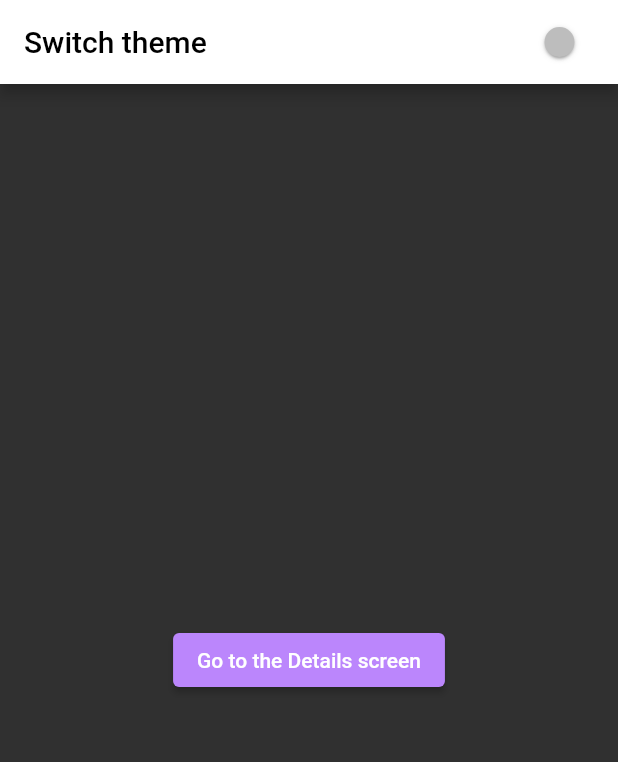
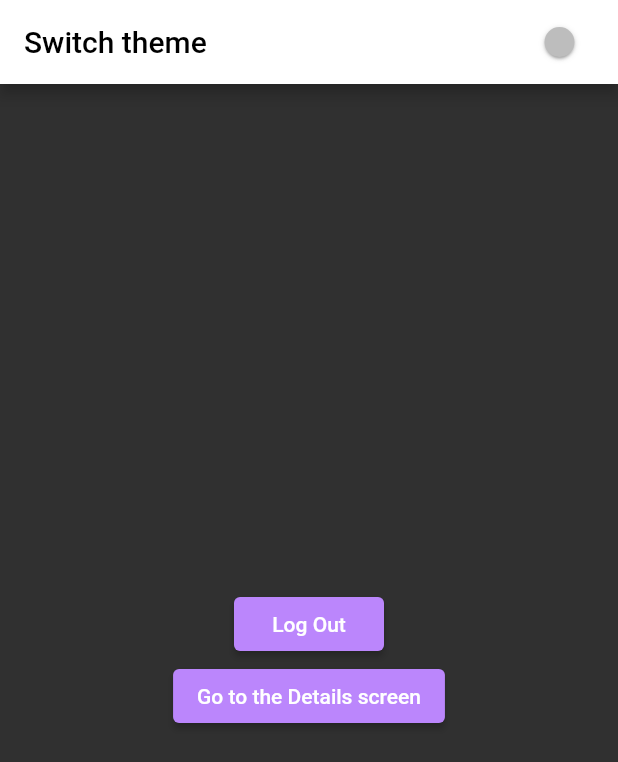
Before and after one commit to Max213141/pet_project, a Flutter app: the screen it shows once a user with an empty profile is signed in, after a tap on "Go to the Details screen", after a tap on "Home", on a phone screen of 412 x 824 dp. Shown: the top 762 px of the screen. Run offline on Flutter 3.47's test engine with Material 2 defaults, Android fonts, the phone set to English and light mode, and no system bars; our stand-ins replace bloc, firebase_auth, firebase_core, flutter_bloc, freezed_annotation, go_router; accounts and stored records are empty; project files that could hold a hidden picture were left out.

Commit message:
Auth logic almost finished added loader added auth bloc with freezed full functionality

```diff
--- a/lib/auth_screen.dart
+++ b/lib/auth_screen.dart
@@ -1,6 +1,10 @@
 import 'package:firebase_auth/firebase_auth.dart';
 import 'package:flutter/material.dart';
+import 'package:flutter_bloc/flutter_bloc.dart';
 import 'package:go_router/go_router.dart';
+import 'package:pet_project/blocs/blocs.dart';
+import 'package:pet_project/error_dialog.dart';
+import 'package:pet_project/loader_widget.dart';
 
 // class AuthScreen extends StatelessWidget {
 //   final FirebaseAuth auth;
@@ -23,50 +27,124 @@ import 'package:go_router/go_router.dart';
 // }
 
 class AuthScreen extends StatefulWidget {
-  final FirebaseAuth auth;
-
-  const AuthScreen({Key? key, required this.auth}) : super(key: key);
+  const AuthScreen({
+    Key? key,
+  }) : super(key: key);
 
   @override
   _AuthScreenState createState() => _AuthScreenState();
 }
 
 class _AuthScreenState extends State<AuthScreen> {
+  bool _showLoader = false;
+  final GlobalKey<FormState> _formKey = GlobalKey<FormState>();
   final TextEditingController _emailController = TextEditingController();
   final TextEditingController _passwordController = TextEditingController();
 
   @override
   Widget build(BuildContext context) {
-    return Scaffold(
+    return BlocListener<AuthBloc, AuthState>(
+      listener: (context, state) {
+        state.whenOrNull(
+            loading: () => setState(() {
+                  _showLoader = true;
+                }),
+            logInSuccess: (email, password) {
+              setState(() {
+                _showLoader = false;
+              });
+              context.go('/main');
+            },
+            authError: (errorText) {
+              setState(() {
+                _showLoader = false;
+              });
+              showDialog(
+                context: context,
+                builder: (BuildContext context) {
+                  return ErrorDialogWidget(
+                    message: errorText,
+                  );
+                },
+              );
+            });
+      },
+      child: Scaffold(
         appBar: AppBar(
           title: const Text('Authentication'),
         ),
-      body: Padding(
+        body: Stack(
+          children: [
+            Form(
+              key: _formKey,
+              child: Padding(
                 padding: const EdgeInsets.all(16.0),
                 child: Column(
                   mainAxisAlignment: MainAxisAlignment.center,
                   children: [
-            TextField(
+                    TextFormField(
                       controller: _emailController,
+                      validator: (value) {
+                        if (value?.isEmpty ?? true) {
+                          return 'Введите почту';
+                        }
+                        return null;
+                      },
                       decoration: const InputDecoration(
                         labelText: 'Email',
                       ),
                     ),
                     const SizedBox(height: 16.0),
-            TextField(
+                    TextFormField(
                       controller: _passwordController,
+                      validator: (value) {
+                        if (value?.isEmpty ?? true) {
+                          return 'Введите пароль';
+                        }
+                        return null;
+                      },
                       decoration: const InputDecoration(
                         labelText: 'Password',
                       ),
                     ),
                     const SizedBox(height: 32.0),
-            ElevatedButton(
+                    SizedBox(
+                      width: 100,
+                      child: ElevatedButton(
                         onPressed: () {
+                          if (_formKey.currentState!.validate()) {
                             final String email = _emailController.text;
                             final String password = _passwordController.text;
+
+                            BlocProvider.of<AuthBloc>(context).add(
+                              CreateUserEvent(email: email, password: password),
+                            );
+                          }
+                        },
+                        child: const Text('Register'),
+                      ),
+                    ),
+                    SizedBox(
+                      width: 100,
+                      child: ElevatedButton(
+                        onPressed: () {
+                          if (_formKey.currentState!.validate()) {
+                            final String email = _emailController.text;
+                            final String password = _passwordController.text;
+
+                            BlocProvider.of<AuthBloc>(context).add(
+                              LogInEvent(email: email, password: password),
+                            );
+                          }
                         },
                         child: const Text('Log in'),
                       ),
+                    ),
+                  ],
+                ),
+              ),
+            ),
+            if (_showLoader) Loader()
           ],
         ),
       ),
--- a/lib/blocs/auth_bloc/auth_event.dart
+++ b/lib/blocs/auth_bloc/auth_event.dart
@@ -2,11 +2,15 @@ part of 'auth_bloc.dart';
 
 @freezed
 class AuthEvent with _$AuthEvent {
-  const factory AuthEvent.started() = _Started;
+  const factory AuthEvent.createUser({
+    required String email,
+    required String password,
+  }) = CreateUserEvent;
 
-  const factory AuthEvent.createUser() = CreateUserEvent;
+  const factory AuthEvent.logIn({
+    required String email,
+    required String password,
+  }) = LogInEvent;
 
-  const factory AuthEvent.logIn() = LogInEvent;
-
-  const factory AuthEvent.logOut() = LogOutevent;
+  const factory AuthEvent.logOut() = LogOutEvent;
 }
--- a/lib/blocs/auth_bloc/auth_state.dart
+++ b/lib/blocs/auth_bloc/auth_state.dart
@@ -12,10 +12,25 @@ enum AuthStatus {
 
 @freezed
 class AuthState with _$AuthState {
-  const factory AuthState.initial({
-    @Default(AuthStatus.initial) AuthStatus status,
+  const factory AuthState.initial() = _Initial;
+
+  const factory AuthState.loading() = _AuthLoadingState;
+
+  const factory AuthState.userCreated({
     // @Default(Playlist(name: '', tracks: [])) Playlist playlist,
     @Default('') String email,
     @Default('') String password,
-  }) = _Initial;
+  }) = _AuthUserCreatedState;
+
+  const factory AuthState.logInSuccess({
+    // @Default(Playlist(name: '', tracks: [])) Playlist playlist,
+    @Default('') String email,
+    @Default('') String password,
+  }) = _AuthLogInSuccessState;
+
+  const factory AuthState.logOutSuccess() = _AuthLogOutSuccessState;
+
+  const factory AuthState.authError({
+    @Default('Ошибка авторизации') String errorText,
+  }) = _AuthErrorState;
 }
--- /dev/null
+++ b/lib/blocs/blocs.dart
@@ -0,0 +1,2 @@
+export 'auth_bloc/auth_bloc.dart';
+export 'theme_bloc/theme_bloc.dart';
--- a/lib/initial_page.dart
+++ b/lib/initial_page.dart
@@ -23,9 +23,7 @@ class _InitialPageState extends State<InitialPage> {
         if (snapshot.hasData) {
           return const MainScreen();
         }
-        return AuthScreen(
-          auth: widget.auth,
-        );
+        return const AuthScreen();
       },
     );
   }
--- a/lib/main.dart
+++ b/lib/main.dart
@@ -1,5 +1,5 @@
 import 'package:firebase_auth/firebase_auth.dart';
-import 'package:pet_project/auth_screen.dart';
+import 'package:pet_project/blocs/blocs.dart';
 import 'package:pet_project/main_screen.dart';
 
 import 'firebase_options.dart';
@@ -7,7 +7,6 @@ import 'package:firebase_core/firebase_core.dart';
 import 'package:flutter/material.dart';
 import 'package:flutter_bloc/flutter_bloc.dart';
 import 'package:go_router/go_router.dart';
-import 'package:pet_project/blocs/theme_bloc/theme_bloc.dart';
 import 'package:pet_project/details_screen.dart';
 import 'package:pet_project/initial_page.dart';
 import 'package:pet_project/utils/loger.dart';
@@ -71,8 +70,11 @@ class MyApp extends StatelessWidget {
         // ),
       ],
     );
-    return BlocProvider(
-      create: (context) => ThemeBloc(),
+    return MultiBlocProvider(
+      providers: [
+        BlocProvider<ThemeBloc>(create: (context) => ThemeBloc()),
+        BlocProvider<AuthBloc>(create: (context) => AuthBloc(auth: auth)),
+      ],
       child: BlocBuilder<ThemeBloc, ThemeState>(
         builder: (context, state) {
           _log('is dark theme - ${state.isDarkTheme}');
--- a/lib/main_screen.dart
+++ b/lib/main_screen.dart
@@ -1,7 +1,9 @@
 import 'package:flutter/material.dart';
 import 'package:flutter_bloc/flutter_bloc.dart';
 import 'package:go_router/go_router.dart';
+import 'package:pet_project/blocs/auth_bloc/auth_bloc.dart';
 import 'package:pet_project/blocs/theme_bloc/theme_bloc.dart';
+import 'package:pet_project/error_dialog.dart';
 
 class MainScreen extends StatefulWidget {
   const MainScreen({super.key});
@@ -30,10 +32,43 @@ class _MainScreenState extends State<MainScreen> {
           )
         ],
       ),
-      body: Center(
-        child: ElevatedButton(
-          onPressed: () => context.go('/details'),
-          child: const Text('Go to the Details screen'),
+      body: BlocListener<AuthBloc, AuthState>(
+        listener: (context, state) {
+          state.whenOrNull(
+            logOutSuccess: () {
+              context.go('/');
+            },
+            authError: (errorText) => showDialog(
+              context: context,
+              builder: (BuildContext context) {
+                return ErrorDialogWidget(
+                  message: errorText,
+                );
+              },
+            ),
+          );
+        },
+        child: Center(
+          child: Column(
+            mainAxisAlignment: MainAxisAlignment.center,
+            children: [
+              SizedBox(
+                width: 100,
+                child: ElevatedButton(
+                  onPressed: () {
+                    BlocProvider.of<AuthBloc>(context).add(
+                      const LogOutEvent(),
+                    );
+                  },
+                  child: const Text('Log Out'),
+                ),
+              ),
+              ElevatedButton(
+                onPressed: () => context.go('/details'),
+                child: const Text('Go to the Details screen'),
+              ),
+            ],
+          ),
         ),
       ),
     );
```
Also changed, not shown: lib/blocs/auth_bloc/auth_bloc.dart (+80 -15 lines), lib/error_dialog.dart (added, +62 -0 lines), lib/loader_widget.dart (added, +54 -0 lines), lib/blocs/auth_bloc/auth_bloc.freezed.dart. Lines whose indentation alone changed are shown as unchanged.
